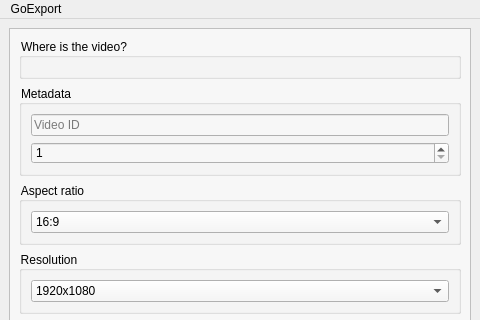
Before: the Qt Designer form gui/Main.ui in GoExport/GoExport, drawn with Qt 5; both pictures show x 0 to 480 and y 0 to 320 of the 480 by 550 pixel window.
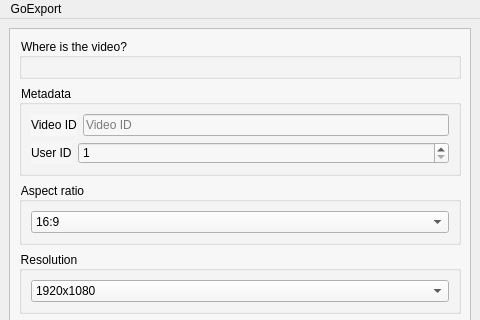
After: the same form once the commit is applied.

Commit message: Update version to 1.2.2 and enhance UI with labels for input fields

```diff
--- a/gui/Main.ui
+++ b/gui/Main.ui
@@ -54,17 +54,43 @@
          </property>
          <layout class="QVBoxLayout" name="verticalLayout_2">
           <item>
+           <layout class="QHBoxLayout" name="horizontalLayout_2">
+            <item>
+             <widget class="QLabel" name="label">
+              <property name="text">
+               <string>Video ID</string>
+              </property>
+             </widget>
+            </item>
+            <item>
            <widget class="QLineEdit" name="VideoId">
             <property name="placeholderText">
              <string>Video ID</string>
             </property>
            </widget>
           </item>
+           </layout>
+          </item>
+          <item>
+           <layout class="QHBoxLayout" name="horizontalLayout">
+            <item>
+             <widget class="QLabel" name="label_2">
+              <property name="text">
+               <string>User ID</string>
+              </property>
+             </widget>
+            </item>
           <item>
            <widget class="QSpinBox" name="OwnerId">
             <property name="enabled">
              <bool>true</bool>
             </property>
+              <property name="sizePolicy">
+               <sizepolicy hsizetype="Expanding" vsizetype="Fixed">
+                <horstretch>0</horstretch>
+                <verstretch>0</verstretch>
+               </sizepolicy>
+              </property>
             <property name="minimum">
              <number>1</number>
             </property>
@@ -72,6 +98,8 @@
              <number>999999999</number>
             </property>
            </widget>
+            </item>
+           </layout>
           </item>
          </layout>
         </widget>
```
Lines whose indentation alone changed are shown as unchanged. The commit also changes 4 other files.
